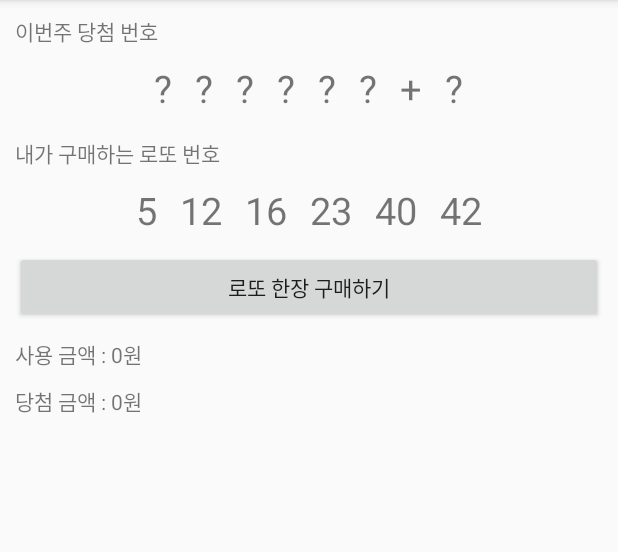
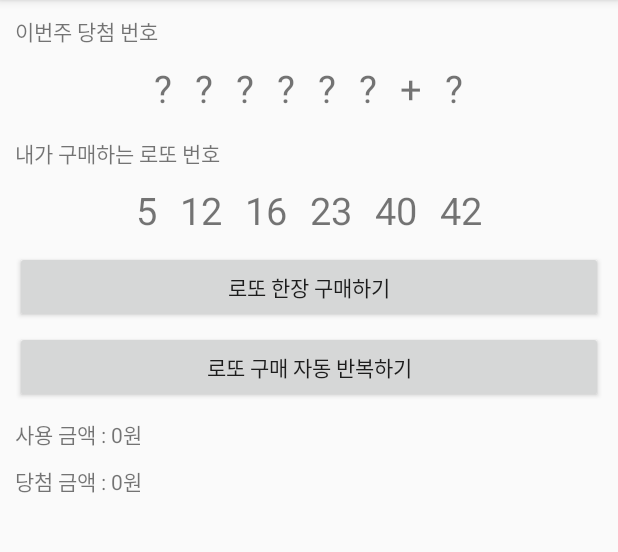
Before and after one commit to cho881020/201912_FinalTest, an Android app: the LottoActivity screen opened directly, with no data from a screen before it, on a phone screen of 412 x 824 dp, the part 84-636 px from its top. Run offline under Robolectric (Android 15) with nearby library versions, the phone set to English and light mode, and no system bars.

```diff
--- a/app/src/main/java/com/tjeit/a201912_finaltest/LottoActivity.kt
+++ b/app/src/main/java/com/tjeit/a201912_finaltest/LottoActivity.kt
@@ -1,8 +1,10 @@
 package com.tjeit.a201912_finaltest
 
 import android.os.Bundle
+import android.os.Handler
 import android.util.Log
 import android.widget.TextView
+import android.widget.Toast
 import kotlinx.android.synthetic.main.activity_lotto.*
 import java.util.*
 import kotlin.collections.ArrayList
@@ -16,6 +18,9 @@ class LottoActivity : BaseActivity() {
     var bonusNumber = 0 // 보너스번호를 담기 위한 변수
     val winLottoNumTextViewList = ArrayList<TextView>()
     val myLottoNumTextViewList = ArrayList<TextView>()
+
+
+    val mHandler = Handler()
 
     override fun onCreate(savedInstanceState: Bundle?) {
         super.onCreate(savedInstanceState)
@@ -31,6 +36,34 @@ class LottoActivity : BaseActivity() {
             makeWinLottoNum()
 //            몇등인지 판단하기
             checkLottoRank()
+        }
+
+        buyAutoLottoBtn.setOnClickListener {
+            buyLottoLoop()
+        }
+
+    }
+
+    fun buyLottoLoop() {
+        mHandler.post(buyingLottoRunnable)
+
+    }
+
+    val buyingLottoRunnable = object : Runnable {
+        override fun run() {
+
+            if (usedMoney < 10000000) {
+                makeWinLottoNum()
+                checkLottoRank()
+                buyLottoLoop()
+            }
+            else {
+                runOnUiThread {
+                    Toast.makeText(mContext, "로또 구매를 종료합니다.", Toast.LENGTH_SHORT).show()
+                }
+
+            }
+
         }
 
     }
--- a/app/src/main/res/layout/activity_lotto.xml
+++ b/app/src/main/res/layout/activity_lotto.xml
@@ -157,6 +157,14 @@
         android:layout_height="wrap_content"
         android:text="로또 한장 구매하기" />
 
+    <Button
+        android:id="@+id/buyAutoLottoBtn"
+        android:layout_marginTop="5dp"
+        android:layout_width="match_parent"
+        android:layout_height="wrap_content"
+        android:text="로또 구매 자동 반복하기" />
+
+
     <LinearLayout
         android:layout_marginTop="10dp"
         android:layout_width="match_parent"
```
